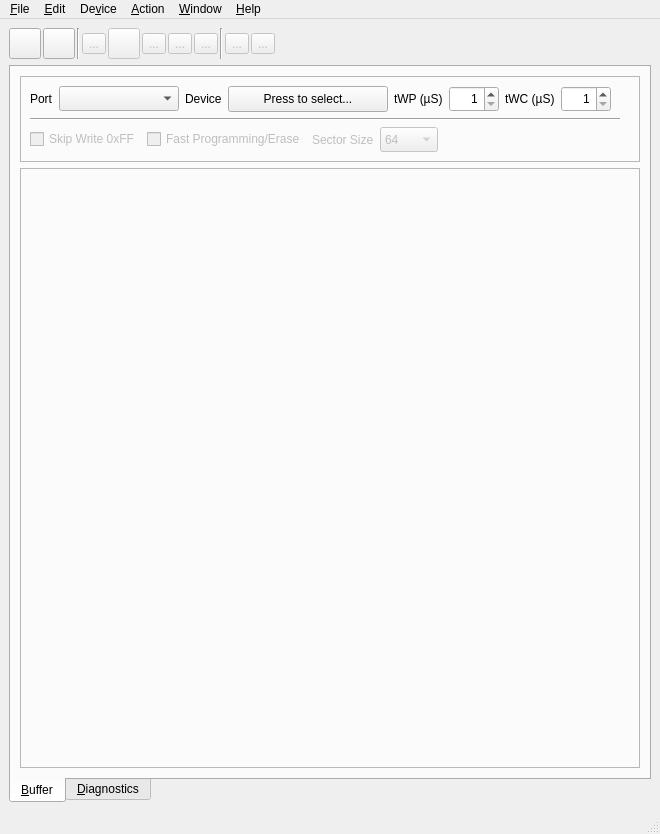
The window that software/usbflashprog/main/mainwindow.ui (robsonsmartins/usbflashprog) describes before a commit, drawn with Qt 5.
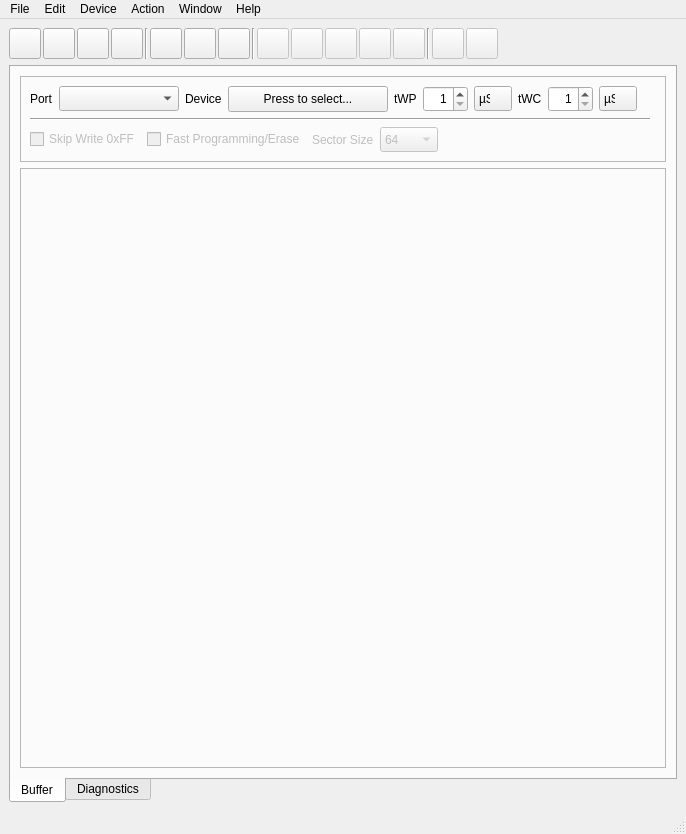
The same window after the commit. Icons and pictures are not drawn.

Commit message: Rev.G. Add software prog actions and devices

```diff
--- a/software/usbflashprog/main/mainwindow.ui
+++ b/software/usbflashprog/main/mainwindow.ui
@@ -6,7 +6,7 @@
    <rect>
     <x>0</x>
     <y>0</y>
-    <width>660</width>
+    <width>686</width>
     <height>834</height>
    </rect>
   </property>
@@ -83,6 +83,113 @@
          </property>
         </widget>
        </item>
+       <item>
+        <widget class="QToolButton" name="btnFind">
+         <property name="toolTip">
+          <string>Find...</string>
+         </property>
+         <property name="text">
+          <string/>
+         </property>
+         <property name="icon">
+          <iconset resource="../resources/resources.qrc">
+           <normaloff>:/toolicons/file-find.ico</normaloff>:/toolicons/file-find.ico</iconset>
+         </property>
+         <property name="iconSize">
+          <size>
+           <width>24</width>
+           <height>24</height>
+          </size>
+         </property>
+        </widget>
+       </item>
+       <item>
+        <widget class="QToolButton" name="btnReplace">
+         <property name="toolTip">
+          <string>Replace...</string>
+         </property>
+         <property name="text">
+          <string/>
+         </property>
+         <property name="icon">
+          <iconset resource="../resources/resources.qrc">
+           <normaloff>:/toolicons/file-replace.ico</normaloff>:/toolicons/file-replace.ico</iconset>
+         </property>
+         <property name="iconSize">
+          <size>
+           <width>24</width>
+           <height>24</height>
+          </size>
+         </property>
+        </widget>
+       </item>
+       <item>
+        <widget class="Line" name="line_11">
+         <property name="orientation">
+          <enum>Qt::Vertical</enum>
+         </property>
+        </widget>
+       </item>
+       <item>
+        <widget class="QToolButton" name="btnFillFF">
+         <property name="toolTip">
+          <string>Fill with 0xFF</string>
+         </property>
+         <property name="text">
+          <string/>
+         </property>
+         <property name="icon">
+          <iconset resource="../resources/resources.qrc">
+           <normaloff>:/toolicons/edit-fill-ff.ico</normaloff>:/toolicons/edit-fill-ff.ico</iconset>
+         </property>
+         <property name="iconSize">
+          <size>
+           <width>24</width>
+           <height>24</height>
+          </size>
+         </property>
+        </widget>
+       </item>
+       <item>
+        <widget class="QToolButton" name="btnFill00">
+         <property name="toolTip">
+          <string>Fill with 0x00</string>
+         </property>
+         <property name="text">
+          <string/>
+         </property>
+         <property name="icon">
+          <iconset resource="../resources/resources.qrc">
+           <normaloff>:/toolicons/edit-fill-00.ico</normaloff>:/toolicons/edit-fill-00.ico</iconset>
+         </property>
+         <property name="iconSize">
+          <size>
+           <width>24</width>
+           <height>24</height>
+          </size>
+         </property>
+        </widget>
+       </item>
+       <item>
+        <widget class="QToolButton" name="btnFillRandom">
+         <property name="toolTip">
+          <string>Fill with Random</string>
+         </property>
+         <property name="text">
+          <string/>
+         </property>
+         <property name="icon">
+          <iconset resource="../resources/resources.qrc">
+           <normaloff>:/toolicons/edit-fill-rand.ico</normaloff>:/toolicons/edit-fill-rand.ico</iconset>
+         </property>
+         <property name="iconSize">
+          <size>
+           <width>24</width>
+           <height>24</height>
+          </size>
+         </property>
+        </widget>
+       </item>
        <item>
         <widget class="Line" name="line_9">
          <property name="orientation">
@@ -99,7 +206,7 @@
           <string>Read</string>
          </property>
          <property name="text">
-          <string>...</string>
+          <string/>
          </property>
          <property name="icon">
           <iconset resource="../resources/resources.qrc">
@@ -145,7 +252,7 @@
           <string>Verify/Compare</string>
          </property>
          <property name="text">
-          <string>...</string>
+          <string/>
          </property>
          <property name="icon">
           <iconset resource="../resources/resources.qrc">
@@ -168,7 +275,7 @@
           <string>Erase</string>
          </property>
          <property name="text">
-          <string>...</string>
+          <string/>
          </property>
          <property name="icon">
           <iconset resource="../resources/resources.qrc">
@@ -191,7 +298,7 @@
           <string>Blank Check</string>
          </property>
          <property name="text">
-          <string>...</string>
+          <string/>
          </property>
          <property name="icon">
           <iconset resource="../resources/resources.qrc">
@@ -221,7 +328,7 @@
           <string>Get ID</string>
          </property>
          <property name="text">
-          <string>...</string>
+          <string/>
          </property>
          <property name="icon">
           <iconset resource="../resources/resources.qrc">
@@ -244,7 +351,7 @@
           <string>Unprotect</string>
          </property>
          <property name="text">
-          <string>...</string>
+          <string/>
          </property>
          <property name="icon">
           <iconset resource="../resources/resources.qrc">
@@ -299,7 +406,7 @@
       </property>
       <widget class="QWidget" name="tabBuffer">
        <attribute name="title">
-        <string>&amp;Buffer</string>
+        <string>Buffer</string>
        </attribute>
        <layout class="QVBoxLayout" name="verticalLayout_13">
         <item>
@@ -375,7 +482,7 @@
                  <item>
                   <widget class="QLabel" name="labelProgTWP">
                    <property name="text">
-                    <string>tWP (µS)</string>
+                    <string notr="true">tWP</string>
                    </property>
                   </widget>
                  </item>
@@ -389,7 +496,7 @@
                    </property>
                    <property name="minimumSize">
                     <size>
-                     <width>50</width>
+                     <width>45</width>
                      <height>26</height>
                     </size>
                    </property>
@@ -406,14 +513,46 @@
                     <number>1</number>
                    </property>
                    <property name="maximum">
-                    <number>600</number>
+                    <number>999</number>
                    </property>
+                   <property name="value">
+                    <number>1</number>
+                   </property>
+                  </widget>
+                 </item>
+                 <item>
+                  <widget class="QComboBox" name="comboBoxProgTWPUnit">
+                   <property name="sizePolicy">
+                    <sizepolicy hsizetype="Minimum" vsizetype="Fixed">
+                     <horstretch>0</horstretch>
+                     <verstretch>0</verstretch>
+                    </sizepolicy>
+                   </property>
+                   <property name="minimumSize">
+                    <size>
+                     <width>38</width>
+                     <height>25</height>
+                    </size>
+                   </property>
+                   <property name="styleSheet">
+                    <string notr="true">QComboBox::drop-down {border-width: 0px;} QComboBox::down-arrow {image: url(noimg); border-width: 0px;}</string>
+                   </property>
+                   <item>
+                    <property name="text">
+                     <string notr="true">µS</string>
+                    </property>
+                   </item>
+                   <item>
+                    <property name="text">
+                     <string notr="true">mS</string>
+                    </property>
+                   </item>
                   </widget>
                  </item>
                  <item>
                   <widget class="QLabel" name="labelProgTWC">
                    <property name="text">
-                    <string>tWC (µS)</string>
+                    <string notr="true">tWC</string>
                    </property>
                   </widget>
                  </item>
@@ -427,7 +566,7 @@
                    </property>
                    <property name="minimumSize">
                     <size>
-                     <width>50</width>
+                     <width>45</width>
                      <height>26</height>
                     </size>
                    </property>
@@ -438,8 +577,40 @@
                     <number>1</number>
                    </property>
                    <property name="maximum">
-                    <number>600</number>
+                    <number>999</number>
                    </property>
+                   <property name="value">
+                    <number>1</number>
+                   </property>
+                  </widget>
+                 </item>
+                 <item>
+                  <widget class="QComboBox" name="comboBoxProgTWCUnit">
+                   <property name="sizePolicy">
+                    <sizepolicy hsizetype="Minimum" vsizetype="Fixed">
+                     <horstretch>0</horstretch>
+                     <verstretch>0</verstretch>
+                    </sizepolicy>
+                   </property>
+                   <property name="minimumSize">
+                    <size>
+                     <width>38</width>
+                     <height>25</height>
+                    </size>
+                   </property>
+                   <property name="styleSheet">
+                    <string notr="true">QComboBox::drop-down {border-width: 0px;} QComboBox::down-arrow {image: url(noimg); border-width: 0px;}</string>
+                   </property>
+                   <item>
+                    <property name="text">
+                     <string notr="true">µS</string>
+                    </property>
+                   </item>
+                   <item>
+                    <property name="text">
+                     <string notr="true">mS</string>
+                    </property>
+                   </item>
                   </widget>
                  </item>
                  <item>
@@ -467,7 +638,7 @@
                  </property>
                  <property name="minimumSize">
                   <size>
-                   <width>590</width>
+                   <width>620</width>
                    <height>0</height>
                   </size>
                  </property>
@@ -606,7 +777,7 @@
       </widget>
       <widget class="QWidget" name="tabDiagnostics">
        <attribute name="title">
-        <string>&amp;Diagnostics</string>
+        <string>Diagnostics</string>
        </attribute>
        <layout class="QVBoxLayout" name="verticalLayout_12">
         <item>
@@ -2737,13 +2908,13 @@
     <rect>
      <x>0</x>
      <y>0</y>
-     <width>660</width>
+     <width>686</width>
      <height>21</height>
     </rect>
    </property>
    <widget class="QMenu" name="menuFile">
     <property name="title">
-     <string>&amp;File</string>
+     <string>File</string>
     </property>
     <addaction name="actionOpen"/>
     <addaction name="actionSave"/>
@@ -2753,7 +2924,7 @@
    </widget>
    <widget class="QMenu" name="menuHelp">
     <property name="title">
-     <string>&amp;Help</string>
+     <string>Help</string>
     </property>
     <addaction name="actionAbout"/>
     <addaction name="actionAboutQt"/>
@@ -2763,14 +2934,14 @@
    </widget>
    <widget class="QMenu" name="menuWindow">
     <property name="title">
-     <string>&amp;Window</string>
+     <string>Window</string>
     </property>
     <addaction name="actionBuffer"/>
     <addaction name="actionDiagnostics"/>
    </widget>
    <widget class="QMenu" name="menuBuffer">
     <property name="title">
-     <string>&amp;Edit</string>
+     <string>Edit</string>
     </property>
     <addaction name="actionFillFF"/>
     <addaction name="actionFill00"/>
@@ -2781,7 +2952,7 @@
    </widget>
    <widget class="QMenu" name="menuDevice">
     <property name="title">
-     <string>De&amp;vice</string>
+     <string>Device</string>
     </property>
     <widget class="QMenu" name="menuParallelMemory">
      <property name="title">
@@ -2812,7 +2983,7 @@
    </widget>
    <widget class="QMenu" name="menuAction">
     <property name="title">
-     <string>&amp;Action</string>
+     <string>Action</string>
     </property>
     <widget class="QMenu" name="menuProgram">
      <property name="enabled">
```
Left out of the diff: 357 changed lines with no effect on the pictures. The commit also changes 27 other files.
